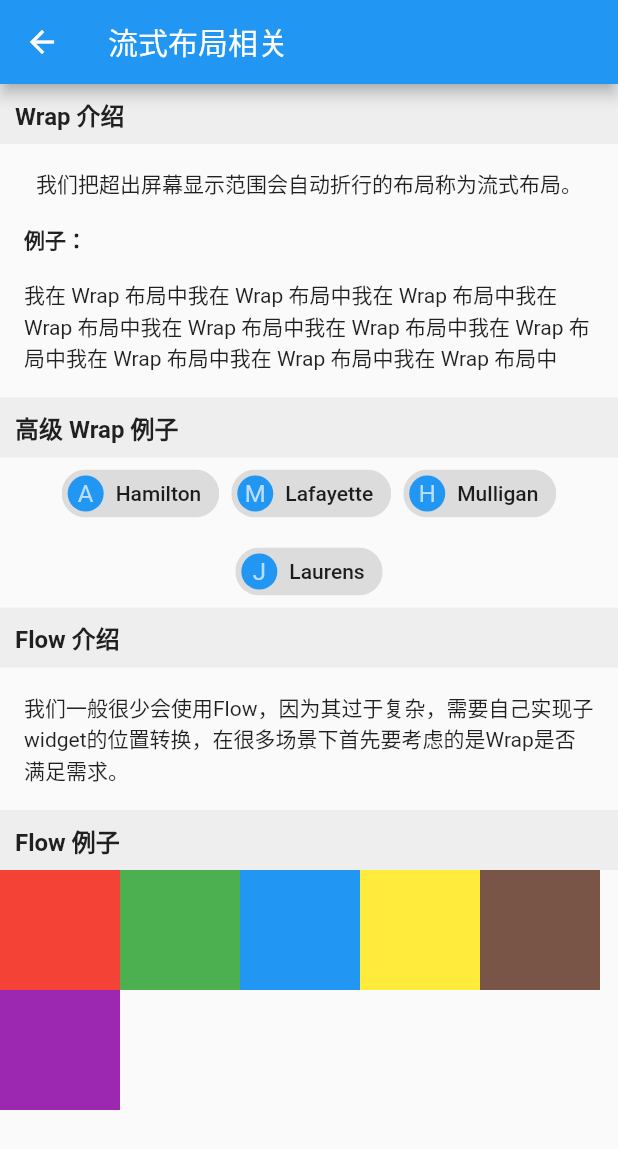
After one commit to NateRobinson/flutter_starter_notes, a Flutter app: the WrapAndFlowAbout screen opened by its route, on a phone screen of 412 x 824 dp. The commit adds this screen. Shown: the top 1149 px of the screen. Run offline on Flutter 3.47's test engine with Material 2 defaults, Android fonts, the light colour scheme and no system bars.

Commit message:
finish wrap and flow

```diff
--- a/lib/main.dart
+++ b/lib/main.dart
@@ -8,6 +8,7 @@ import 'package:flutter_starter_notes/ui/SwitchAndCheckBoxAbout.dart';
 import 'package:flutter_starter_notes/ui/InputAndFormAbout.dart';
 import 'package:flutter_starter_notes/ui/RowAndColumnAbout.dart';
 import 'package:flutter_starter_notes/ui/FlexAbout.dart';
+import 'package:flutter_starter_notes/ui/WrapAndFlowAbout.dart';
 
 void main() {
   debugPaintSizeEnabled = false; //打开视觉调试开关
@@ -46,6 +47,9 @@ class MyApp extends StatelessWidget {
         '/flexabout': (context) => FlexAbout(
               title: "弹性布局相关",
             ),
+        '/wrapandflowabout': (context) => WrapAndFlowAbout(
+              title: "流式布局相关",
+            ),
       },
     );
   }
--- a/lib/ui/HomePage.dart
+++ b/lib/ui/HomePage.dart
@@ -19,6 +19,7 @@ class HomePageState extends State<HomePage> {
   static List<HomeMenuChildItem> layoutWidgetsItems = <HomeMenuChildItem>[
     HomeMenuChildItem("Row 和 Colunm 相关", "/rowandcolumnabout"),
     HomeMenuChildItem("弹性布局相关", "/flexabout"),
+    HomeMenuChildItem("流式布局相关", "/wrapandflowabout"),
   ];
 
   final List<HomeMenuItem> _menus = <HomeMenuItem>[
--- a/lib/ui/RowAndColumnAbout.dart
+++ b/lib/ui/RowAndColumnAbout.dart
@@ -29,7 +29,7 @@ class RowAndColumnAbout extends StatelessWidget {
                 Container(child: Text("Item 2"), color: Colors.red),
               ],
             ),
-            CommonTitle('Row - 主轴对齐方式：start，主轴大小：min'),
+            CommonTitle('Row - 主轴对齐方式：center，主轴大小：min'),
             Row(
               mainAxisSize: MainAxisSize.min,
               mainAxisAlignment: MainAxisAlignment.center,
--- /dev/null
+++ b/lib/ui/WrapAndFlowAbout.dart
@@ -0,0 +1,156 @@
+import 'package:flutter/material.dart';
+import 'package:flutter_starter_notes/component/CommonTitle.dart';
+
+class WrapAndFlowAbout extends StatelessWidget {
+  WrapAndFlowAbout({Key key, this.title});
+
+  final String title;
+
+  @override
+  Widget build(BuildContext context) {
+    return Scaffold(
+      appBar: AppBar(
+        title: Text(title),
+      ),
+      body: SingleChildScrollView(
+        child: Column(
+          children: <Widget>[
+            CommonTitle('Wrap 介绍'),
+            Container(
+              padding: EdgeInsets.all(16),
+              child: Text("我们把超出屏幕显示范围会自动折行的布局称为流式布局。"),
+            ),
+            Container(
+              alignment: Alignment.centerLeft,
+              padding: EdgeInsets.only(left: 16),
+              child: Text(
+                "例子：",
+                style: TextStyle(fontWeight: FontWeight.bold),
+              ),
+            ),
+            // 错误代码
+            //Row(
+            //children: <Widget>[Text("xxx" * 100)],
+            //)
+            Wrap(
+              children: <Widget>[
+                Container(
+                  child: Text("我在 Wrap 布局中" * 10),
+                  padding: EdgeInsets.all(16),
+                )
+              ],
+            ),
+            CommonTitle('高级 Wrap 例子'),
+            Wrap(
+              spacing: 8.0, // 主轴(水平)方向间距
+              runSpacing: 4.0, // 纵轴（垂直）方向间距
+              alignment: WrapAlignment.center, //沿主轴方向居中
+              children: <Widget>[
+                new Chip(
+                  avatar: new CircleAvatar(
+                      backgroundColor: Colors.blue, child: Text('A')),
+                  label: new Text('Hamilton'),
+                ),
+                new Chip(
+                  avatar: new CircleAvatar(
+                      backgroundColor: Colors.blue, child: Text('M')),
+                  label: new Text('Lafayette'),
+                ),
+                new Chip(
+                  avatar: new CircleAvatar(
+                      backgroundColor: Colors.blue, child: Text('H')),
+                  label: new Text('Mulligan'),
+                ),
+                new Chip(
+                  avatar: new CircleAvatar(
+                      backgroundColor: Colors.blue, child: Text('J')),
+                  label: new Text('Laurens'),
+                ),
+              ],
+            ),
+            CommonTitle('Flow 介绍'),
+            Container(
+              padding: EdgeInsets.all(16),
+              child: Text(
+                  "我们一般很少会使用Flow，因为其过于复杂，需要自己实现子widget的位置转换，在很多场景下首先要考虑的是Wrap是否满足需求。"),
+            ),
+            CommonTitle('Flow 例子'),
+            Flow(
+              delegate: TestFlowDelegate(margin: EdgeInsets.all(10.0)),
+              children: <Widget>[
+                new Container(
+                  width: 80.0,
+                  height: 80.0,
+                  color: Colors.red,
+                ),
+                new Container(
+                  width: 80.0,
+                  height: 80.0,
+                  color: Colors.green,
+                ),
+                new Container(
+                  width: 80.0,
+                  height: 80.0,
+                  color: Colors.blue,
+                ),
+                new Container(
+                  width: 80.0,
+                  height: 80.0,
+                  color: Colors.yellow,
+                ),
+                new Container(
+                  width: 80.0,
+                  height: 80.0,
+                  color: Colors.brown,
+                ),
+                new Container(
+                  width: 80.0,
+                  height: 80.0,
+                  color: Colors.purple,
+                ),
+              ],
+            )
+          ],
+        ),
+      ),
+    );
+  }
+}
+
+class TestFlowDelegate extends FlowDelegate {
+  EdgeInsets margin = EdgeInsets.zero;
+
+  TestFlowDelegate({this.margin});
+
+  @override
+  void paintChildren(FlowPaintingContext context) {
+    var x = margin.left;
+    var y = margin.top;
+    //计算每一个子widget的位置
+    for (int i = 0; i < context.childCount; i++) {
+      var w = context.getChildSize(i).width + x + margin.right;
+      if (w < context.size.width) {
+        context.paintChild(i,
+            transform: new Matrix4.translationValues(x, y, 0.0));
+        x = w + margin.left;
+      } else {
+        x = margin.left;
+        y += context.getChildSize(i).height + margin.top + margin.bottom;
+        //绘制子widget(有优化)
+        context.paintChild(i,
+            transform: new Matrix4.translationValues(x, y, 0.0));
+        x += context.getChildSize(i).width + margin.left + margin.right;
+      }
+    }
+  }
+
+  getSize(BoxConstraints constraints) {
+    //指定Flow的大小
+    return Size(double.infinity, 200.0);
+  }
+
+  @override
+  bool shouldRepaint(FlowDelegate oldDelegate) {
+    return oldDelegate != this;
+  }
+}
```
